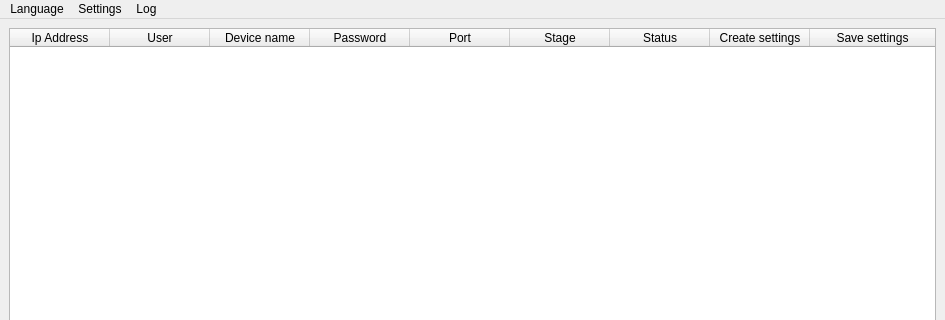
Above: srs/mainwindow.ui from recruit2018/Patcher before the change; both pictures show x 0 to 945 and y 0 to 320 of the 945 by 518 pixel window. Below: the same form after it.
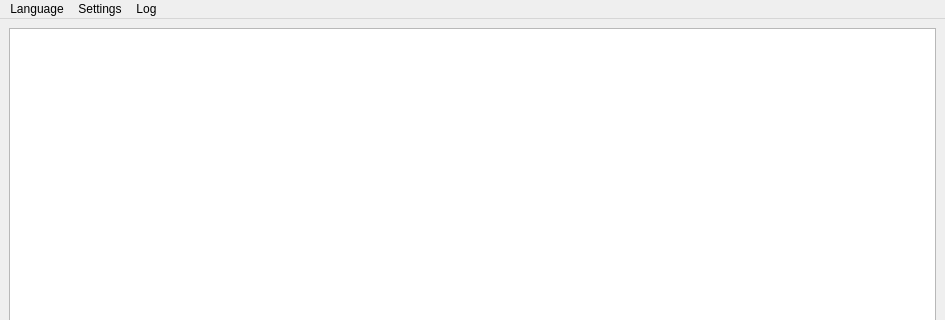
That is the form after the change. Custom widgets are drawn as their Qt base class.

What changed in the file:
```diff
--- a/srs/mainwindow.ui
+++ b/srs/mainwindow.ui
@@ -28,107 +28,7 @@
    </property>
    <layout class="QVBoxLayout" name="verticalLayout">
     <item>
-     <widget class="CommandTable" name="commandtableWidget">
-      <property name="enabled">
-       <bool>true</bool>
-      </property>
-      <property name="sizePolicy">
-       <sizepolicy hsizetype="Expanding" vsizetype="Expanding">
-        <horstretch>0</horstretch>
-        <verstretch>0</verstretch>
-       </sizepolicy>
-      </property>
-      <property name="minimumSize">
-       <size>
-        <width>0</width>
-        <height>0</height>
-       </size>
-      </property>
-      <property name="maximumSize">
-       <size>
-        <width>1980</width>
-        <height>1024</height>
-       </size>
-      </property>
-      <property name="baseSize">
-       <size>
-        <width>0</width>
-        <height>0</height>
-       </size>
-      </property>
-      <property name="autoFillBackground">
-       <bool>false</bool>
-      </property>
-      <property name="verticalScrollBarPolicy">
-       <enum>Qt::ScrollBarAsNeeded</enum>
-      </property>
-      <property name="horizontalScrollBarPolicy">
-       <enum>Qt::ScrollBarAsNeeded</enum>
-      </property>
-      <property name="sizeAdjustPolicy">
-       <enum>QAbstractScrollArea::AdjustIgnored</enum>
-      </property>
-      <property name="autoScroll">
-       <bool>true</bool>
-      </property>
-      <property name="verticalScrollMode">
-       <enum>QAbstractItemView::ScrollPerItem</enum>
-      </property>
-      <attribute name="horizontalHeaderCascadingSectionResizes">
-       <bool>true</bool>
-      </attribute>
-      <attribute name="horizontalHeaderDefaultSectionSize">
-       <number>100</number>
-      </attribute>
-      <attribute name="horizontalHeaderStretchLastSection">
-       <bool>true</bool>
-      </attribute>
-      <column>
-       <property name="text">
-        <string>Ip Address</string>
-       </property>
-      </column>
-      <column>
-       <property name="text">
-        <string>User</string>
-       </property>
-      </column>
-      <column>
-       <property name="text">
-        <string>Device name</string>
-       </property>
-      </column>
-      <column>
-       <property name="text">
-        <string>Password</string>
-       </property>
-      </column>
-      <column>
-       <property name="text">
-        <string>Port</string>
-       </property>
-      </column>
-      <column>
-       <property name="text">
-        <string>Stage</string>
-       </property>
-      </column>
-      <column>
-       <property name="text">
-        <string>Status</string>
-       </property>
-      </column>
-      <column>
-       <property name="text">
-        <string notr="true">Create settings</string>
-       </property>
-      </column>
-      <column>
-       <property name="text">
-        <string>Save settings</string>
-       </property>
-      </column>
-     </widget>
+     <widget class="QTableView" name="tableView"/>
     </item>
     <item>
      <widget class="QPushButton" name="But_add_device">
@@ -213,13 +113,6 @@
    </property>
   </action>
  </widget>
- <customwidgets>
-  <customwidget>
-   <class>CommandTable</class>
-   <extends>QTableWidget</extends>
-   <header>commandtable.h</header>
-  </customwidget>
- </customwidgets>
  <resources/>
  <connections/>
 </ui>
```
